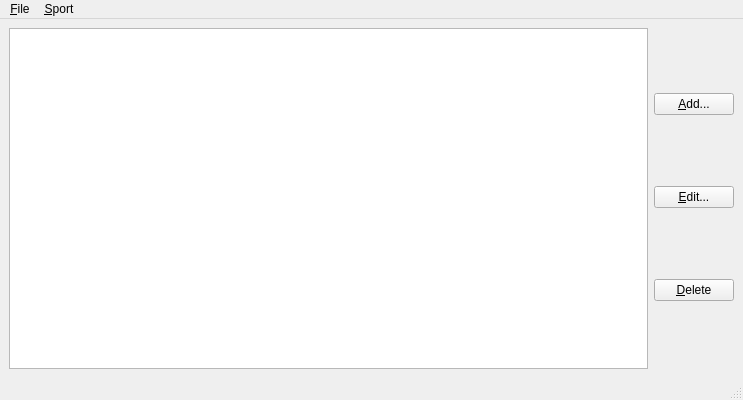
kellyjf/ironman, file ironman.ui: the form before one commit.
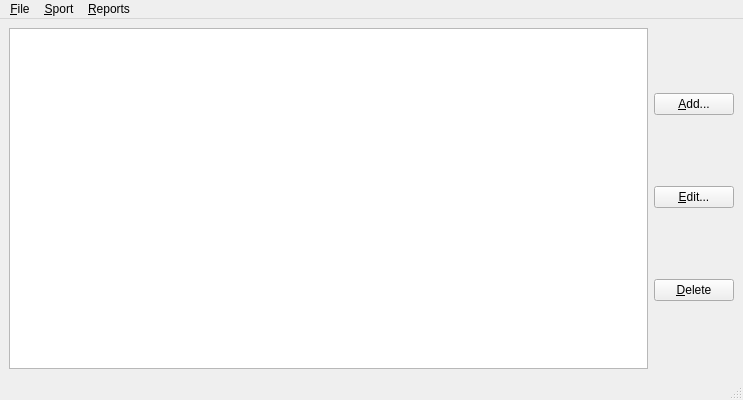
The form after the commit.

The edit to the form file:
```diff
--- a/ironman.ui
+++ b/ironman.ui
@@ -88,8 +88,15 @@
     <addaction name="action_run"/>
     <addaction name="action_Swim"/>
    </widget>
+   <widget class="QMenu" name="menu_Reports">
+    <property name="title">
+     <string>&amp;Reports</string>
+    </property>
+    <addaction name="action_Summary"/>
+   </widget>
    <addaction name="menu_File"/>
    <addaction name="menu_Sport"/>
+   <addaction name="menu_Reports"/>
   </widget>
   <widget class="QStatusBar" name="statusbar"/>
   <action name="action_Quit">
```
Left out of the diff: 5 changed lines with no effect on the pictures.
